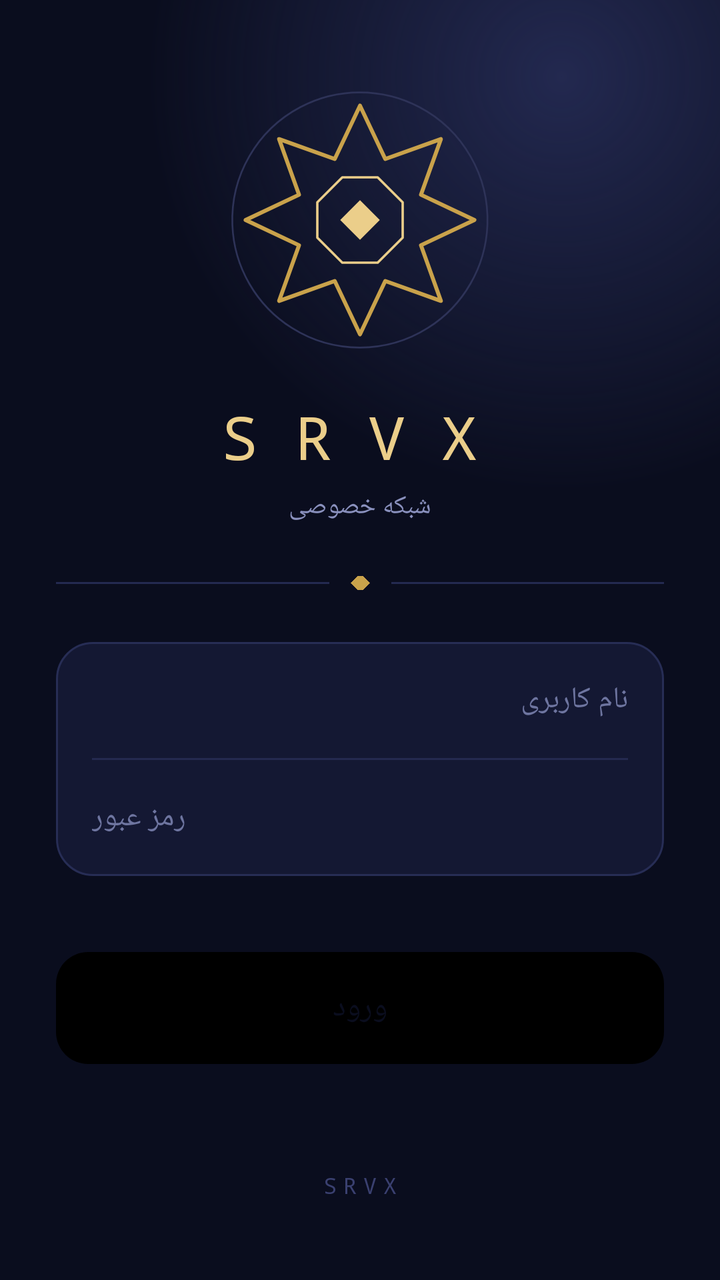
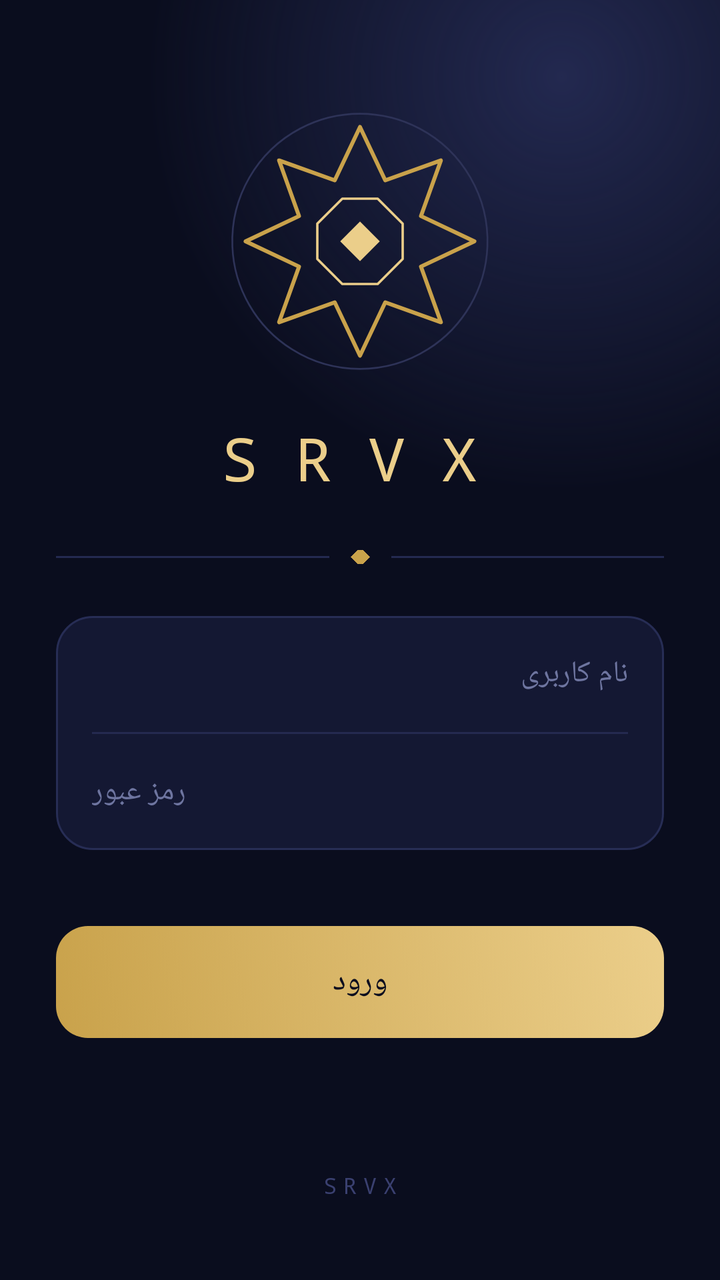

The first picture is an Android layout as it rendered before a commit; the second is the same layout after the commit. The layout source and the unified diff follow.
<!-- AndroidManifest.xml: activity theme AppThemeDayNight.NoActionBar -->
<!-- res/layout/activity_srvx_login.xml -->
<?xml version="1.0" encoding="utf-8"?>
<ScrollView xmlns:android="http://schemas.android.com/apk/res/android"
    android:layout_width="match_parent"
    android:layout_height="match_parent"
    android:background="@drawable/srvx_bg_gradient"
    android:fillViewport="true"
    android:layoutDirection="rtl"
    android:scrollbars="none">

    <LinearLayout
        android:layout_width="match_parent"
        android:layout_height="match_parent"
        android:orientation="vertical"
        android:gravity="center_horizontal"
        android:paddingStart="28dp"
        android:paddingEnd="28dp"
        android:paddingTop="24dp"
        android:paddingBottom="40dp">

        <View
            android:layout_width="0dp"
            android:layout_height="0dp"
            android:layout_weight="0.8" />

        
        <ImageView
            android:layout_width="132dp"
            android:layout_height="132dp"
            android:src="@drawable/srvx_medallion"
            android:contentDescription="SRVX" />

        
        <TextView
            android:layout_width="wrap_content"
            android:layout_height="wrap_content"
            android:text="SRVX"
            android:textColor="#EBCE8A"
            android:textSize="30sp"
            android:fontFamily="monospace"
            android:letterSpacing="0.62"
            android:paddingStart="10dp"
            android:layout_marginTop="22dp" />

        <TextView
            android:layout_width="wrap_content"
            android:layout_height="wrap_content"
            android:text="شبکه خصوصی"
            android:textColor="#8A91BE"
            android:textSize="13sp"
            android:layout_marginTop="6dp" />

        
        <LinearLayout
            android:layout_width="match_parent"
            android:layout_height="wrap_content"
            android:orientation="horizontal"
            android:gravity="center_vertical"
            android:layout_marginTop="26dp"
            android:layout_marginBottom="26dp">
            <View
                android:layout_width="0dp"
                android:layout_height="1dp"
                android:layout_weight="1"
                android:background="#242A50" />
            <View
                android:layout_width="7dp"
                android:layout_height="7dp"
                android:layout_marginStart="12dp"
                android:layout_marginEnd="12dp"
                android:rotation="45"
                android:background="#C9A24B" />
            <View
                android:layout_width="0dp"
                android:layout_height="1dp"
                android:layout_weight="1"
                android:background="#242A50" />
        </LinearLayout>

        
        <LinearLayout
            android:layout_width="match_parent"
            android:layout_height="wrap_content"
            android:orientation="vertical"
            android:background="@drawable/srvx_input_group">

            <EditText
                android:id="@+id/srvx_username"
                android:layout_width="match_parent"
                android:layout_height="58dp"
                android:background="@null"
                android:hint="نام کاربری"
                android:textColor="#ECEDF7"
                android:textColorHint="#6E75A0"
                android:textSize="15sp"
                android:paddingStart="18dp"
                android:paddingEnd="18dp"
                android:inputType="text"
                android:imeOptions="actionNext"
                android:maxLines="1"
                android:gravity="center_vertical" />

            <View
                android:layout_width="match_parent"
                android:layout_height="1dp"
                android:layout_marginStart="18dp"
                android:layout_marginEnd="18dp"
                android:background="#242A50" />

            <EditText
                android:id="@+id/srvx_password"
                android:layout_width="match_parent"
                android:layout_height="58dp"
                android:background="@null"
                android:hint="رمز عبور"
                android:textColor="#ECEDF7"
                android:textColorHint="#6E75A0"
                android:textSize="15sp"
                android:paddingStart="18dp"
                android:paddingEnd="18dp"
                android:inputType="textPassword"
                android:imeOptions="actionDone"
                android:maxLines="1"
                android:gravity="center_vertical" />
        </LinearLayout>

        
        <TextView
            android:id="@+id/srvx_error"
            android:layout_width="match_parent"
            android:layout_height="20dp"
            android:text=""
            android:textColor="#E0607A"
            android:textSize="12sp"
            android:gravity="center"
            android:layout_marginTop="10dp" />

        
        <FrameLayout
            android:layout_width="match_parent"
            android:layout_height="56dp"
            android:layout_marginTop="8dp">

            <Button
                android:id="@+id/srvx_login_btn"
                android:layout_width="match_parent"
                android:layout_height="match_parent"
                android:background="@drawable/srvx_button"
                android:backgroundTint="@null"
                android:text="ورود"
                android:textColor="#0A0D1E"
                android:textSize="16sp"
                android:fontFamily="sans-serif-medium"
                android:letterSpacing="0.06"
                android:stateListAnimator="@null"
                android:elevation="0dp" />

            <ProgressBar
                android:id="@+id/srvx_progress"
                android:layout_width="24dp"
                android:layout_height="24dp"
                android:layout_gravity="center"
                android:indeterminateTint="#0A0D1E"
                android:visibility="gone" />
        </FrameLayout>

        <View
            android:layout_width="0dp"
            android:layout_height="0dp"
            android:layout_weight="1" />

        <TextView
            android:layout_width="wrap_content"
            android:layout_height="wrap_content"
            android:text="SRVX"
            android:textColor="#3A4070"
            android:textSize="11sp"
            android:fontFamily="monospace"
            android:letterSpacing="0.3"
            android:layout_marginTop="28dp" />

    </LinearLayout>
</ScrollView>
<!-- resources referenced by this layout -->
<resources>
  <!-- drawable srvx_button (drawable) -->
  <?xml version="1.0" encoding="utf-8"?>
  <selector xmlns:android="http://schemas.android.com/apk/res/android">
      <item android:state_enabled="false" android:drawable="@drawable/srvx_btn_disabled" />
      <item android:state_pressed="true"  android:drawable="@drawable/srvx_btn_pressed" />
      <item android:drawable="@drawable/srvx_btn_normal" />
  </selector>
  <!-- drawable srvx_input_group (drawable) -->
  <?xml version="1.0" encoding="utf-8"?>
  <shape xmlns:android="http://schemas.android.com/apk/res/android" android:shape="rectangle">
      <solid android:color="#141833" />
      <corners android:radius="18dp" />
      <stroke android:width="1dp" android:color="#272D55" />
  </shape>
  <style name="AppThemeDayNight.NoActionBar" parent="AppThemeDayNight">
          <item name="windowActionBar">false</item>
          <item name="windowNoTitle">true</item>
      </style>
  <!-- drawable srvx_btn_disabled (drawable) -->
  <?xml version="1.0" encoding="utf-8"?>
  <shape xmlns:android="http://schemas.android.com/apk/res/android" android:shape="rectangle">
      <solid android:color="#3A3520" />
      <corners android:radius="16dp" />
  </shape>
  <!-- drawable srvx_btn_pressed (drawable) -->
  <?xml version="1.0" encoding="utf-8"?>
  <shape xmlns:android="http://schemas.android.com/apk/res/android" android:shape="rectangle">
      <gradient android:angle="45" android:startColor="#AC8838" android:endColor="#C9A24B" />
      <corners android:radius="16dp" />
  </shape>
  <!-- drawable srvx_btn_normal (drawable) -->
  <?xml version="1.0" encoding="utf-8"?>
  <shape xmlns:android="http://schemas.android.com/apk/res/android" android:shape="rectangle">
      <gradient android:angle="45" android:startColor="#C9A24B" android:endColor="#EBCE8A" />
      <corners android:radius="16dp" />
  </shape>
  <style name="AppThemeDayNight" parent="AppThemeBase">
          
          <item name="android:windowLightStatusBar">true</item>
          <item name="android:windowLightNavigationBar" tools:targetApi="27">true</item>
      </style>
  <color name="md_theme_primary">#000000</color>
  <color name="md_theme_onPrimary">#FFFFFF</color>
  <color name="md_theme_primaryContainer">#E0E0E0</color>
  <color name="md_theme_onPrimaryContainer">#000000</color>
  <color name="md_theme_secondary">#f97910</color>
  <color name="md_theme_onSecondary">#FFFFFF</color>
  <color name="md_theme_secondaryContainer">#FFE8D6</color>
  <color name="md_theme_onSecondaryContainer">#2B1700</color>
  <color name="md_theme_tertiary">#009966</color>
  <color name="md_theme_onTertiary">#FFFFFF</color>
  <color name="md_theme_tertiaryContainer">#A0F2D0</color>
  <color name="md_theme_onTertiaryContainer">#00201A</color>
  <color name="md_theme_error">#BA1A1A</color>
  <color name="md_theme_onError">#FFFFFF</color>
  <color name="md_theme_errorContainer">#FFDAD6</color>
  <color name="md_theme_onErrorContainer">#410002</color>
  <color name="md_theme_surface">#FFFFFF</color>
  <color name="md_theme_onSurface">#1C1B1F</color>
  <color name="md_theme_surfaceVariant">#E7E0EC</color>
  <color name="md_theme_onSurfaceVariant">#49454F</color>
  <color name="md_theme_inverseSurface">#313033</color>
  <color name="md_theme_inverseOnSurface">#F4EFF4</color>
  <color name="md_theme_background">#FFFFFF</color>
  <color name="md_theme_onBackground">#1C1B1F</color>
  <color name="md_theme_outline">#79747E</color>
  <color name="md_theme_outlineVariant">#CAC4D0</color>
  <color name="md_theme_inversePrimary">#C0C0C0</color>
  <!-- unchanged entries left out for length: 3 -->
</resources>

<!-- the commit's change to res/layout/activity_srvx_login.xml (unified diff, before → after) -->
@@ -40,14 +40,6 @@
             android:letterSpacing="0.62"
             android:paddingStart="10dp"
             android:layout_marginTop="22dp" />
-
-        <TextView
-            android:layout_width="wrap_content"
-            android:layout_height="wrap_content"
-            android:text="شبکه خصوصی"
-            android:textColor="#8A91BE"
-            android:textSize="13sp"
-            android:layout_marginTop="6dp" />
 
         
         <LinearLayout
@@ -140,19 +132,19 @@
             android:layout_height="56dp"
             android:layout_marginTop="8dp">
 
-            <Button
+            <TextView
                 android:id="@+id/srvx_login_btn"
                 android:layout_width="match_parent"
                 android:layout_height="match_parent"
                 android:background="@drawable/srvx_button"
-                android:backgroundTint="@null"
                 android:text="ورود"
                 android:textColor="#0A0D1E"
                 android:textSize="16sp"
                 android:fontFamily="sans-serif-medium"
                 android:letterSpacing="0.06"
-                android:stateListAnimator="@null"
-                android:elevation="0dp" />
+                android:gravity="center"
+                android:clickable="true"
+                android:focusable="true" />
 
             <ProgressBar
                 android:id="@+id/srvx_progress"
